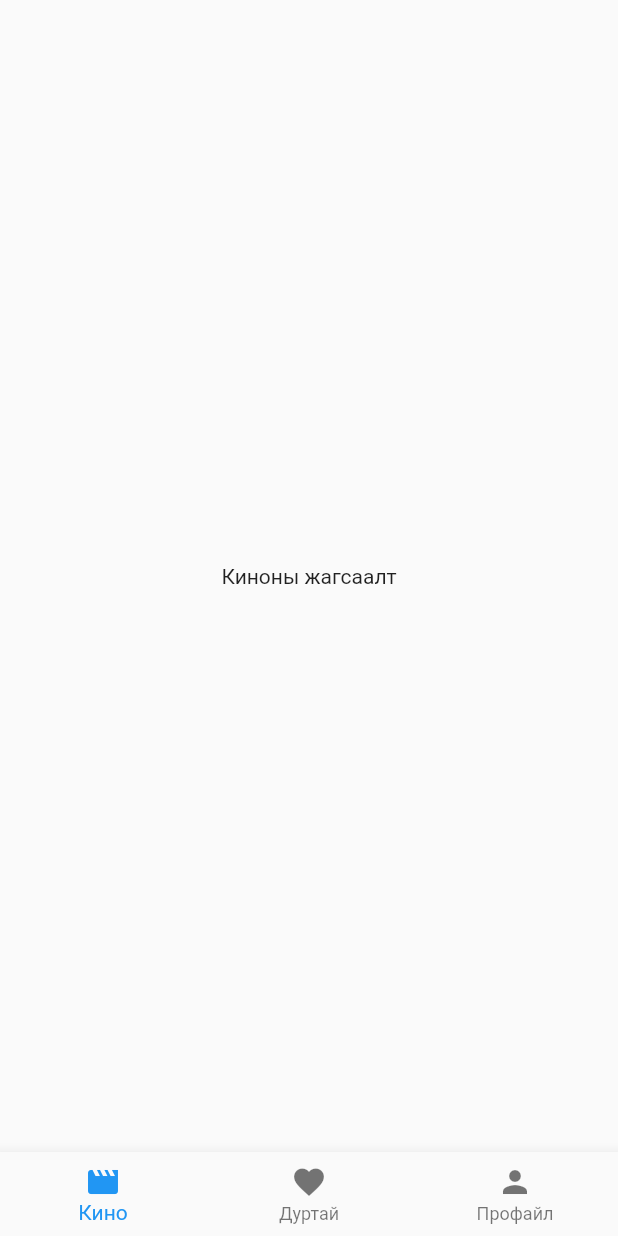
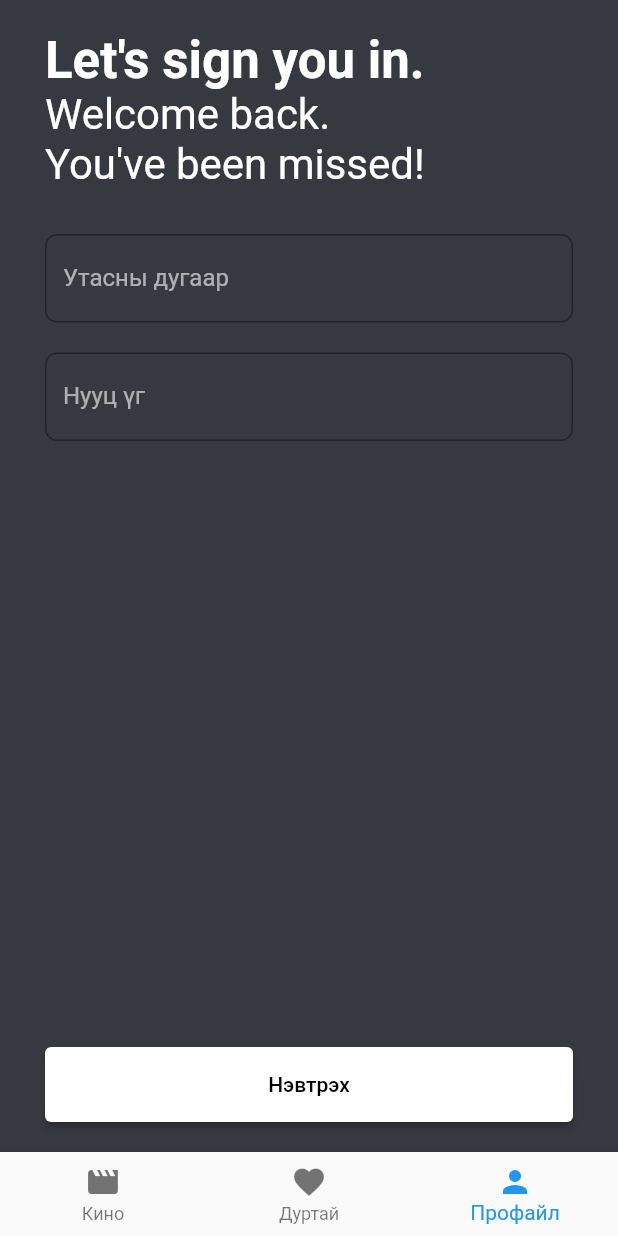
Before and after one commit to naranbat7/flutter-lesson, a Flutter app: the screen it shows after launch, on a phone screen of 412 x 824 dp. Run offline on Flutter 3.47's test engine with Material 2 defaults, Android fonts, the phone set to English and light mode, and no system bars.

Commit message:
feat: Login Page UI done

```diff
--- a/lib/screens/home.dart
+++ b/lib/screens/home.dart
@@ -11,7 +11,7 @@
 }
 
 class _HomePageState extends State<HomePage> {
-  int _currentIndex = 0;
+  int _currentIndex = 2;
   List<Widget> _totalPage = [MoviesPage(), WishListPage(), ProfilePage()];
 
   void _setCurrentIndex(int val) {
@@ -23,7 +23,10 @@
   @override
   Widget build(BuildContext context) {
     return Scaffold(
-      body: _totalPage[_currentIndex],
+      backgroundColor: Color(0xff36393f),
+      body: SafeArea(
+        child: _totalPage[_currentIndex],
+      ),
       bottomNavigationBar: BottomNavigationBar(
         currentIndex: _currentIndex,
         onTap: _setCurrentIndex,
--- /dev/null
+++ b/lib/screens/login.dart
@@ -0,0 +1,127 @@
+import 'package:flutter/material.dart';
+
+class LoginPage extends StatefulWidget {
+  const LoginPage({super.key});
+
+  @override
+  State<LoginPage> createState() => _LoginPageState();
+}
+
+class _LoginPageState extends State<LoginPage> {
+  final _formKey = GlobalKey<FormState>();
+  final _phoneCtrl = TextEditingController();
+  final _passCtrl = TextEditingController();
+
+  void _onSubmit() {
+    if (_formKey.currentState!.validate()) {
+      print("Amjilltai");
+    }
+  }
+
+  @override
+  Widget build(BuildContext context) {
+    return Padding(
+      padding: EdgeInsets.symmetric(horizontal: 30, vertical: 20),
+      child: Form(
+        key: _formKey,
+        child: Column(
+          mainAxisAlignment: MainAxisAlignment.spaceBetween,
+          children: [
+            Column(
+              crossAxisAlignment: CrossAxisAlignment.start,
+              children: [
+                Text(
+                  "Let's sign you in.",
+                  style: TextStyle(
+                    color: Colors.white,
+                    fontSize: 34,
+                    fontWeight: FontWeight.bold,
+                  ),
+                ),
+                Text(
+                  "Welcome back.",
+                  style: TextStyle(
+                    color: Colors.white,
+                    fontSize: 28,
+                  ),
+                ),
+                Text(
+                  "You've been missed!",
+                  style: TextStyle(
+                    color: Colors.white,
+                    fontSize: 28,
+                  ),
+                ),
+                SizedBox(height: 30),
+                TextFormField(
+                  controller: _phoneCtrl,
+                  validator: (value) {
+                    if (value == null || value.isEmpty) {
+                      return "Хоосон байж болохгүй";
+                    }
+                    return null;
+                  },
+                  decoration: InputDecoration(
+                    border: OutlineInputBorder(
+                      borderRadius: BorderRadius.circular(8),
+                      borderSide: BorderSide(
+                        color: Colors.white.withOpacity(0.6),
+                        width: 1,
+                      ),
+                    ),
+                    labelStyle: TextStyle(
+                      color: Colors.white.withOpacity(0.6),
+                    ),
+                    label: Text("Утасны дугаар"),
+                  ),
+                  style: TextStyle(
+                    color: Colors.white,
+                  ),
+                ),
+                SizedBox(height: 20),
+                TextFormField(
+                  controller: _passCtrl,
+                  obscureText: true,
+                  validator: (value) {
+                    if (value == null || value.isEmpty) {
+                      return "Хоосон байж болохгүй";
+                    }
+                    return null;
+                  },
+                  decoration: InputDecoration(
+                    border: OutlineInputBorder(
+                      borderRadius: BorderRadius.circular(8),
+                      borderSide: BorderSide(
+                        color: Colors.white.withOpacity(0.6),
+                        width: 1,
+                      ),
+                    ),
+                    labelStyle: TextStyle(
+                      color: Colors.white.withOpacity(0.6),
+                    ),
+                    label: Text("Нууц үг"),
+                  ),
+                  style: TextStyle(
+                    color: Colors.white,
+                  ),
+                ),
+              ],
+            ),
+            SizedBox(
+              width: double.infinity,
+              height: 50,
+              child: ElevatedButton(
+                style: ButtonStyle(
+                  backgroundColor: MaterialStateProperty.all(Colors.white),
+                  foregroundColor: MaterialStateProperty.all(Colors.black),
+                ),
+                onPressed: _onSubmit,
+                child: Text("Нэвтрэх"),
+              ),
+            ),
+          ],
+        ),
+      ),
+    );
+  }
+}
--- a/lib/screens/profile.dart
+++ b/lib/screens/profile.dart
@@ -1,4 +1,5 @@
 import 'package:flutter/material.dart';
+import 'package:movie/screens/login.dart';
 
 class ProfilePage extends StatefulWidget {
   const ProfilePage({super.key});
@@ -8,10 +9,10 @@
 }
 
 class _ProfilePageState extends State<ProfilePage> {
+  bool _isLogged = false;
+
   @override
   Widget build(BuildContext context) {
-    return Center(
-      child: Text("Login page"),
-    );
+    return LoginPage();
   }
 }
```
